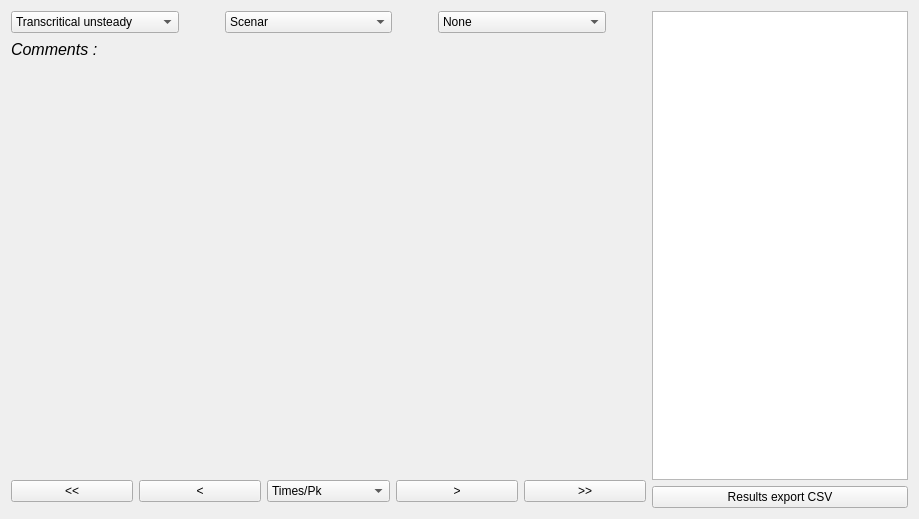
First picture: the form in ui/graphHydro.ui, repository Artelia/Mascaret, before the edit.
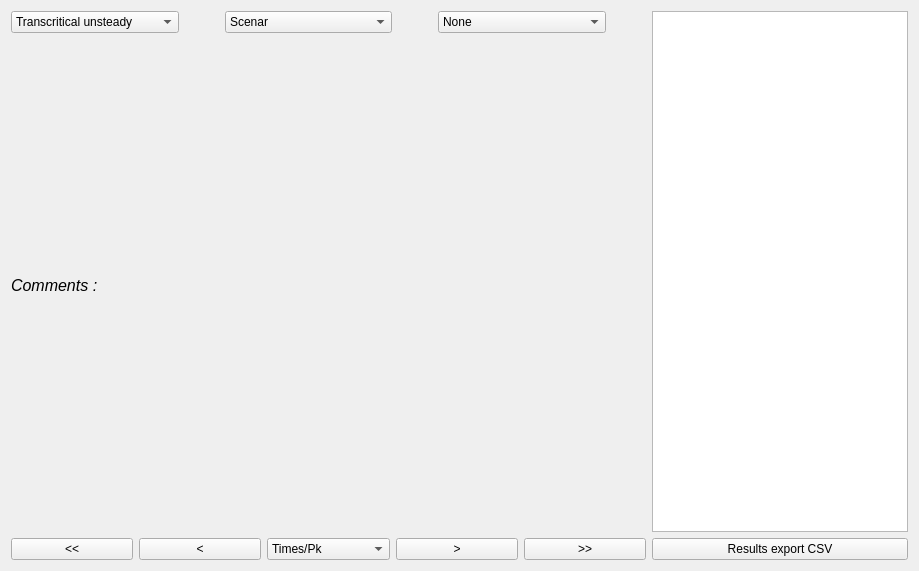
Second picture: the form after the edit.

```diff
--- a/ui/graphHydro.ui
+++ b/ui/graphHydro.ui
@@ -7,7 +7,7 @@
     <x>0</x>
     <y>0</y>
     <width>919</width>
-    <height>519</height>
+    <height>571</height>
    </rect>
   </property>
   <property name="windowTitle">
@@ -173,14 +173,7 @@
           </layout>
          </item>
          <item>
-          <widget class="QWidget" name="widget_figure" native="true">
-           <property name="sizePolicy">
-            <sizepolicy hsizetype="Expanding" vsizetype="Expanding">
-             <horstretch>0</horstretch>
-             <verstretch>0</verstretch>
-            </sizepolicy>
-           </property>
-          </widget>
+          <layout class="QVBoxLayout" name="widget_figure"/>
          </item>
          <item>
           <layout class="QHBoxLayout" name="horizontalLayout_2">
@@ -257,14 +250,7 @@
           </layout>
          </item>
          <item>
-          <widget class="QWidget" name="widget_toolsbar" native="true">
-           <property name="maximumSize">
-            <size>
-             <width>16777215</width>
-             <height>16777215</height>
-            </size>
-           </property>
-          </widget>
+          <layout class="QVBoxLayout" name="widget_toolsbar"/>
          </item>
         </layout>
        </item>
```
